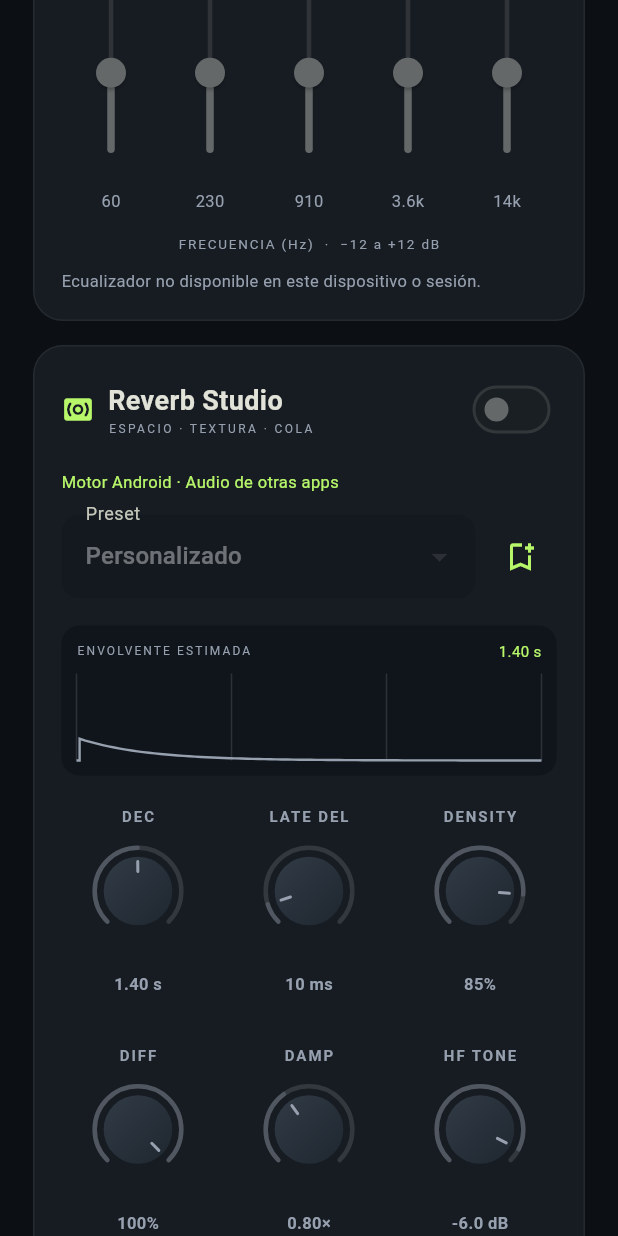
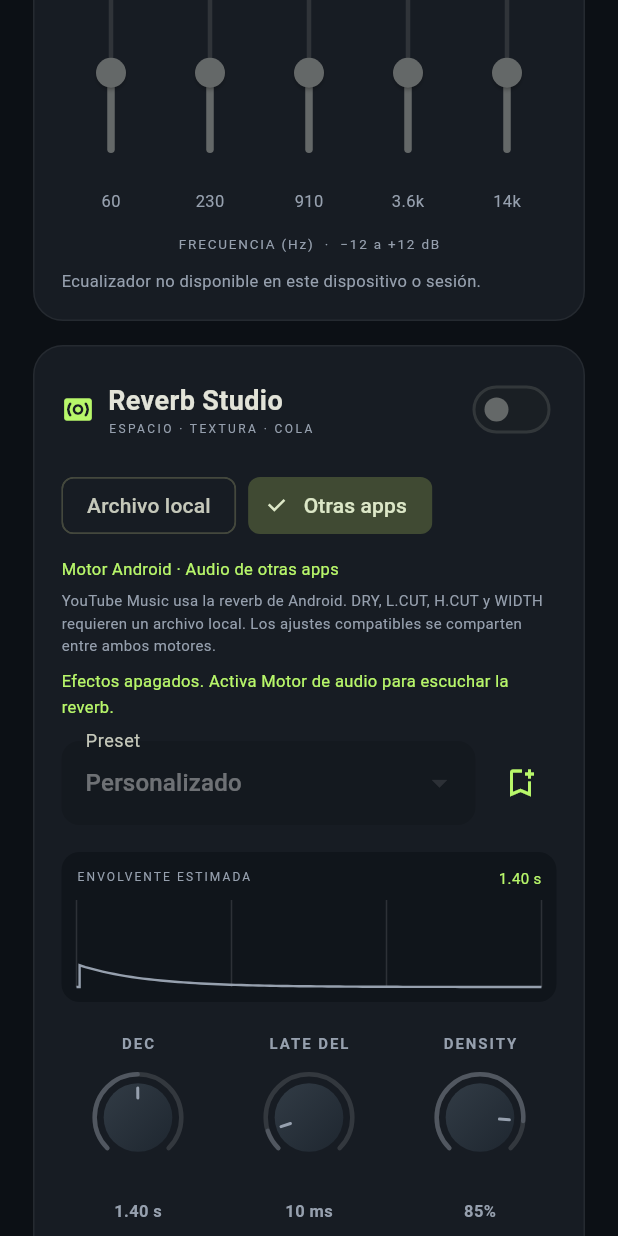
Before and after one commit to Lumarri/Audiowav, a Flutter app: the screen it shows after launch, scrolled down 576 dp, on a phone screen of 412 x 824 dp. Run offline on Flutter 3.47's test engine with Material 3 defaults, Android fonts, the phone set to English and light mode, and no system bars.

Commit message:
Keep reverb controls visible and distinguish local and external sources

```diff
--- a/lib/audio_controller.dart
+++ b/lib/audio_controller.dart
@@ -79,10 +79,20 @@
   bool _sending = false, _dirty = false;
   bool loading = true;
   String? error;
+  bool? _localReverbView;
   bool get running => state['running'] == true;
   bool get playing => state['playing'] == true;
   bool get hasTrack => state['hasTrack'] == true;
   bool get localDsp => state['localDsp'] == true;
+  bool get localReverbView =>
+      _localReverbView ??
+      (localDsp &&
+          (playing || (state['externalPlayingSessions'] as num? ?? 0) == 0));
+  void selectReverbSource(bool local) {
+    _localReverbView = local;
+    _notify();
+  }
+
   double get maxReverbHighCut =>
       ((state['localSampleRate'] as num? ?? 48000) * .45).toDouble().clamp(
         2000,
@@ -90,34 +100,47 @@
       );
   bool get advancedDetection => state['advancedDetection'] == true;
   double get maxReverbDecay =>
-      ((state['reverbMaxDecayMs'] as num? ?? 20000).toDouble() / 1000).clamp(
-        .1,
-        20,
-      );
+      ((localReverbView
+                      ? 20000
+                      : state['externalReverbMaxDecayMs'] as num? ??
+                            state['reverbMaxDecayMs'] as num? ??
+                            20000)
+                  .toDouble() /
+              1000)
+          .clamp(.1, 20);
   String get track => state['title'] as String? ?? 'Tu próxima canción';
   int get position => (state['position'] as num? ?? 0).toInt();
   int get duration => (state['duration'] as num? ?? 0).toInt();
   int get sessions => (state['sessions'] as num? ?? 0).toInt();
   double get volume => (state['volume'] as num? ?? .5).toDouble();
-  bool available(String effect) =>
-      supported && (state['capabilities'] as Map?)?[effect] == true;
+  bool available(String effect) {
+    if (!supported) return false;
+    if (effect == 'reverb') {
+      if (localReverbView) return localDsp;
+      final external = state['externalCapabilities'] as Map?;
+      if (external != null) return external[effect] == true;
+    }
+    return (state['capabilities'] as Map?)?[effect] == true;
+  }
+
   bool reverbControlAvailable(String name) =>
       available('reverb') &&
-      (localDsp ||
+      (localReverbView ||
           !const {'dry', 'lowCut', 'highCut', 'width'}.contains(name)) &&
-      (state['reverbControls'] as Map?)?[name] != false;
+      (localReverbView ||
+          ((state['externalReverbControls'] ?? state['reverbControls'])
+                  as Map?)?[name] !=
+              false);
 
   void selectReverbPreset(ReverbPreset preset, {bool userPreset = false}) =>
       update((s) {
         s.reverb = preset.mode;
         s.reverbParams = preset.parameters();
-        s.reverbParams.decay = s.reverbParams.decay.clamp(.1, maxReverbDecay);
         s.wet = preset.wet;
         s.reverbProfile = userPreset ? 'user:${preset.name}' : preset.name;
       });
   void editReverb(void Function(AudioSettings) change) => update((s) {
     change(s);
-    s.reverbParams.decay = s.reverbParams.decay.clamp(.1, maxReverbDecay);
     s.reverbProfile = 'Personalizado';
   });
   bool saveReverbPreset(String name) {
@@ -160,10 +183,6 @@
       if (data != null) {
         settings.restore(data['settings'] as Map? ?? {});
         state = data;
-        settings.reverbParams.decay = settings.reverbParams.decay.clamp(
-          .1,
-          maxReverbDecay,
-        );
       }
       settings.enabled = running && settings.enabled;
       _poll = Timer.periodic(const Duration(seconds: 1), (_) => refresh());
@@ -193,10 +212,6 @@
       if (data != null && !_disposed) {
         final wasRunning = running;
         state = data;
-        settings.reverbParams.decay = settings.reverbParams.decay.clamp(
-          .1,
-          maxReverbDecay,
-        );
         if (wasRunning && !running) settings.enabled = false;
         if (running &&
             !_sending &&
--- a/lib/reverb_panel.dart
+++ b/lib/reverb_panel.dart
@@ -16,6 +16,9 @@
     final s = audio.settings;
     final p = s.reverbParams;
     final available = audio.available('reverb');
+    final reverbError = audio.localReverbView
+        ? null
+        : audio.state['externalReverbError'] ?? audio.state['reverbError'];
     final active = available && s.reverb != 0;
     final profiles = <String, ReverbPreset>{
       for (final preset in reverbPresets) preset.name: preset,
@@ -62,18 +65,44 @@
           ],
         ),
         const SizedBox(height: 16),
+        Wrap(
+          spacing: 8,
+          children: [
+            ChoiceChip(
+              label: const Text('Archivo local'),
+              selected: audio.localReverbView,
+              onSelected: (_) => audio.selectReverbSource(true),
+            ),
+            ChoiceChip(
+              label: const Text('Otras apps'),
+              selected: !audio.localReverbView,
+              onSelected: (_) => audio.selectReverbSource(false),
+            ),
+          ],
+        ),
+        const SizedBox(height: 10),
         Text(
-          audio.localDsp
+          audio.localReverbView
+              ? (audio.localDsp
                     ? 'DSP propio · Archivo local · ${((audio.state['localSampleRate'] as num? ?? 48000) / 1000).toStringAsFixed(1)} kHz'
+                    : 'DSP propio · Sin archivo cargado')
               : 'Motor Android · Audio de otras apps',
           style: const TextStyle(color: _accent, fontSize: 11),
         ),
-        if (audio.localDsp)
-          const Padding(
-            padding: EdgeInsets.only(top: 6),
+        Padding(
+          padding: const EdgeInsets.only(top: 6),
           child: Text(
-              'Estos controles procesan el archivo abierto aquí. Otras apps mantienen los efectos disponibles en Android.',
-              style: TextStyle(color: _muted, fontSize: 10, height: 1.5),
+            audio.localReverbView
+                ? 'El DSP procesa el archivo abierto aquí. Para escuchar YouTube Music, selecciona Otras apps.'
+                : 'YouTube Music usa la reverb de Android. DRY, L.CUT, H.CUT y WIDTH requieren un archivo local. Los ajustes compatibles se comparten entre ambos motores.',
+            style: const TextStyle(color: _muted, fontSize: 10, height: 1.5),
+          ),
+        ),
+        Padding(
+          padding: const EdgeInsets.only(top: 8),
+          child: Text(
+            _status(audio, available),
+            style: const TextStyle(color: _accent, fontSize: 11, height: 1.5),
           ),
         ),
         const SizedBox(height: 14),
@@ -228,8 +257,8 @@
                 ),
                 dial(
                   'preDelay',
-                  audio.localDsp ? 'PRE DEL' : 'LATE DEL',
-                  audio.localDsp
+                  audio.localReverbView ? 'PRE DEL' : 'LATE DEL',
+                  audio.localReverbView
                       ? 'Retardo antes del efecto, incluidas las primeras reflexiones'
                       : 'Retraso de la cola respecto a las primeras reflexiones. Máximo Android: 100 ms.',
                   p.preDelay,
@@ -241,8 +270,8 @@
                 ),
                 dial(
                   'size',
-                  audio.localDsp ? 'SIZE' : 'DENSITY',
-                  audio.localDsp
+                  audio.localReverbView ? 'SIZE' : 'DENSITY',
+                  audio.localReverbView
                       ? 'Longitud de los retardos de la cola: de un espacio pequeño a uno amplio'
                       : 'Densidad modal del espacio. No equivale al tamaño físico de Fruity Reeverb 2.',
                   p.size,
@@ -266,7 +295,7 @@
                 dial(
                   'hfRatio',
                   'DAMP',
-                  audio.localDsp
+                  audio.localReverbView
                       ? 'Decaimiento relativo de agudos en la realimentación, con transición alrededor de 4 kHz'
                       : 'Tiempo de caída de los agudos respecto al resto. Menor que 1: cola más cálida.',
                   p.hfRatio,
@@ -279,7 +308,7 @@
                 dial(
                   'hfLevel',
                   'HF TONE',
-                  audio.localDsp
+                  audio.localReverbView
                       ? 'Nivel relativo de agudos en la entrada del efecto, sobre 4 kHz'
                       : 'Atenuación de agudos de la reverb a 5 kHz',
                   p.hfLevel,
@@ -311,7 +340,6 @@
                   (v) => '${v.round()} ms',
                   (v) => edit((p) => p.earlyDelay = v),
                 ),
-                if (audio.localDsp) ...[
                 dial(
                   'dry',
                   'DRY',
@@ -359,7 +387,6 @@
                   (v) => edit((p) => p.width = v),
                 ),
               ],
-              ],
             );
           },
         ),
@@ -384,7 +411,7 @@
               ? (v) => audio.editReverb((s) => s.wet = v)
               : null,
         ),
-        if (!audio.localDsp)
+        if (!audio.localReverbView)
           const Row(
             children: [
               Icon(Icons.lock_outline, size: 13, color: _muted),
@@ -402,7 +429,7 @@
           Padding(
             padding: const EdgeInsets.only(bottom: 8),
             child: Text(
-              'Cola máxima confirmada en este dispositivo: ${audio.maxReverbDecay.toStringAsFixed(1)} s.',
+              'Cola máxima de Android: ${audio.maxReverbDecay.toStringAsFixed(1)} s. El valor guardado para el DSP local se conserva.',
               style: const TextStyle(color: _accent, fontSize: 11),
             ),
           ),
@@ -414,15 +441,15 @@
           const Padding(
             padding: EdgeInsets.only(top: 12),
             child: Text(
-              'Activa el motor y reproduce audio para conectar la reverberación.',
+              'Archivo local: abre una canción aquí. Otras apps: activa el motor y reproduce música para conectar la reverb de Android.',
               style: TextStyle(color: _muted, fontSize: 11),
             ),
           ),
-        if (audio.state['reverbError'] != null)
+        if (reverbError != null)
           Padding(
             padding: const EdgeInsets.only(top: 10),
             child: Text(
-              audio.state['reverbError'].toString(),
+              reverbError.toString(),
               style: const TextStyle(color: Color(0xFFE5BB79), fontSize: 11),
             ),
           ),
@@ -444,6 +471,32 @@
         ),
       ],
     );
+  }
+
+  String _status(AudioController audio, bool available) {
+    if (audio.localReverbView && !audio.localDsp) {
+      return 'Abre un archivo de audio para usar estos controles.';
+    }
+    if (!audio.running || !audio.settings.enabled) {
+      return 'Efectos apagados. Activa Motor de audio para escuchar la reverb.';
+    }
+    if (!available) return 'Sin una sesión de reverb compatible conectada.';
+    if (audio.settings.reverb == 0) {
+      return 'Reverb apagada. Activa el interruptor de Reverb Studio.';
+    }
+    if (audio.settings.wet == 0) {
+      return 'WET está en 0%: la reverb no se escucha.';
+    }
+    if (audio.localReverbView) {
+      return audio.playing
+          ? 'Reverb local activa.'
+          : 'Archivo en pausa. Pulsa Reproducir para escuchar la reverb.';
+    }
+    if (audio.advancedDetection &&
+        (audio.state['externalPlayingSessions'] as num? ?? 0) == 0) {
+      return 'Sin reproducción externa detectada. Inicia una canción en YouTube Music.';
+    }
+    return 'Reverb de Android conectada. Solo actúan los controles habilitados.';
   }
 
   Future<void> _save(BuildContext context) async {
--- a/pubspec.yaml
+++ b/pubspec.yaml
@@ -16,7 +16,7 @@
 # https://developer.apple.com/library/archive/documentation/General/Reference/InfoPlistKeyReference/Articles/CoreFoundationKeys.html
 # In Windows, build-name is used as the major, minor, and patch parts
 # of the product and file versions while build-number is used as the build suffix.
-version: 1.2.0+4
+version: 1.2.1+5
 
 environment:
   sdk: ^3.13.5
```
Also changed, not shown: 4 other files. Lines whose indentation alone changed are shown as unchanged.
